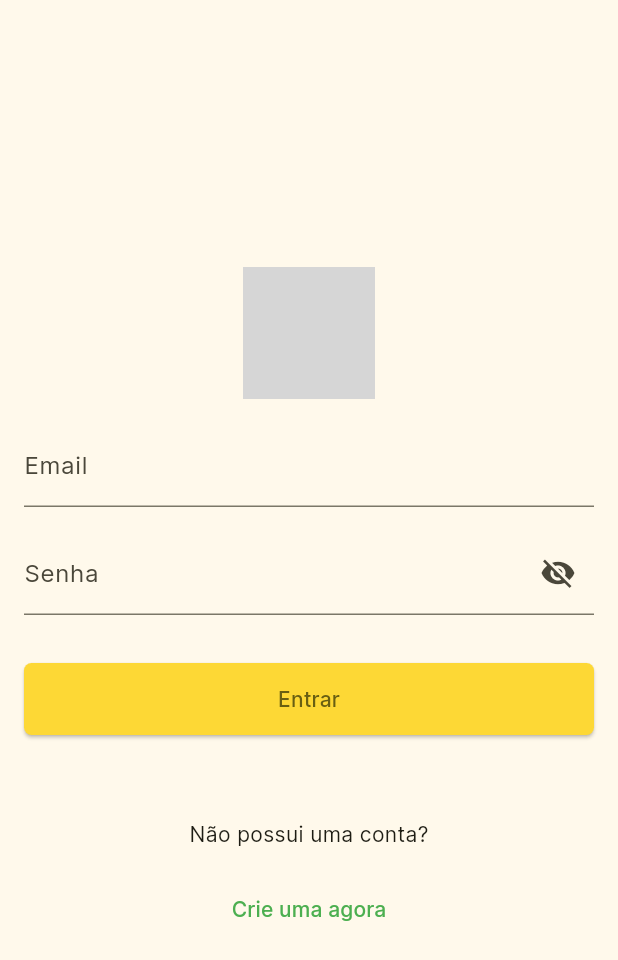
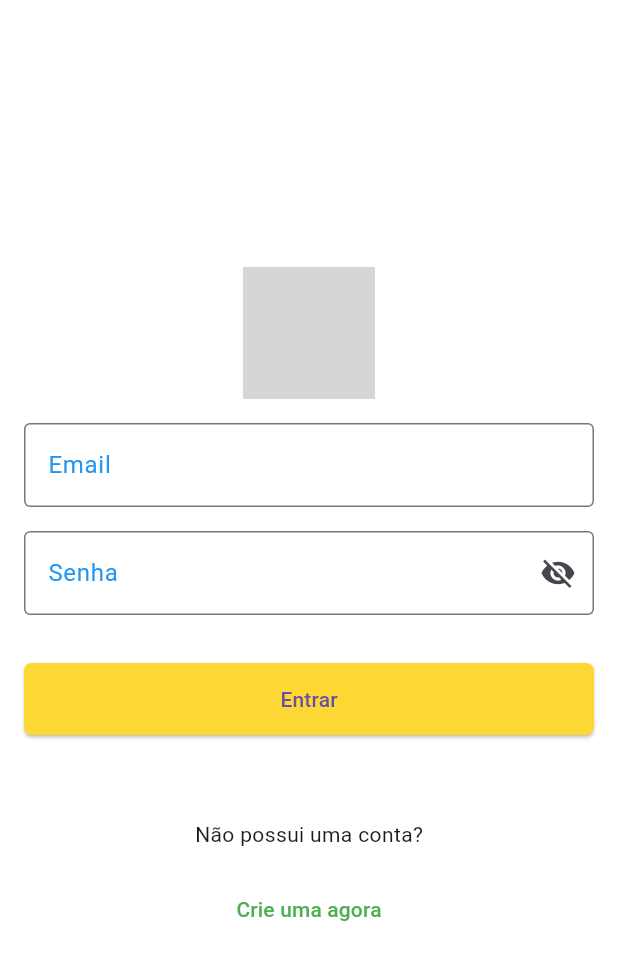
Before and after one commit to marcosmacedoo/app_contacts, a Flutter app: the screen it shows after launch, on a phone screen of 412 x 824 dp. Shown: the top 960 px of the screen. Run offline on Flutter 3.47's test engine with Material 2 defaults, Android fonts, the phone set to English and light mode, and no system bars; our stand-ins replace flutter_modular, flutter_secure_storage, geolocator, google_maps_flutter, sqflite; accounts and stored records are empty; network calls fail; grey boxes are pictures that could not be loaded.

```diff
--- /dev/null
+++ b/lib/app_widget.dart
@@ -0,0 +1,57 @@
+import 'package:flutter/material.dart';
+import 'package:flutter_modular/flutter_modular.dart';
+
+class AppWidget extends StatelessWidget {
+  const AppWidget({super.key});
+
+  @override
+  Widget build(BuildContext context) {
+    return MaterialApp.router(
+      title: 'App',
+      debugShowCheckedModeBanner: false,
+      theme: ThemeData(
+        scaffoldBackgroundColor: Colors.white,
+        useMaterial3: true,
+        appBarTheme: const AppBarTheme(
+            actionsIconTheme: IconThemeData(),
+            backgroundColor: Colors.yellow,
+            elevation: 0,
+            titleTextStyle: TextStyle(
+                color: Colors.black, fontWeight: FontWeight.w900, fontSize: 16),
+            centerTitle: true),
+        elevatedButtonTheme: const ElevatedButtonThemeData(
+            style: ButtonStyle(
+                backgroundColor: MaterialStatePropertyAll(Colors.blue),
+                shape: MaterialStatePropertyAll(RoundedRectangleBorder(
+                    borderRadius: BorderRadius.all(Radius.circular(1)))))),
+        buttonTheme: const ButtonThemeData(
+            shape: RoundedRectangleBorder(
+                borderRadius: BorderRadius.all(Radius.circular(1)))),
+        // Defina o tema personalizado para o TextField
+        inputDecorationTheme: const InputDecorationTheme(
+          border: OutlineInputBorder(),
+
+          // Define o estilo do rótulo (label) do TextField
+          labelStyle: TextStyle(
+            color: Colors.blue,
+          ),
+          // Define o estilo do texto do TextField
+          hintStyle: TextStyle(
+            color: Colors.grey,
+          ),
+          // Define a cor da borda do TextField
+
+          // Define a cor do foco da borda do TextField
+          focusedBorder: OutlineInputBorder(
+            borderSide: BorderSide(
+              color: Colors.blue,
+              width: 2.0,
+            ),
+          ),
+        ),
+      ),
+      routeInformationParser: Modular.routeInformationParser,
+      routerDelegate: Modular.routerDelegate,
+    );
+  }
+}
--- /dev/null
+++ b/lib/core/models/user.dart
@@ -0,0 +1,22 @@
+import 'dart:convert';
+
+class User {
+  final String id;
+  final String name;
+  final String email;
+  final String password;
+  User(
+      {required this.id,
+      required this.name,
+      required this.email,
+      required this.password});
+
+  Map<String, dynamic> toMap() {
+    return <String, dynamic>{
+      'id': id,
+      'name': name,
+      'email': email,
+      'password': password,
+    };
+  }
+}
--- /dev/null
+++ b/lib/core/services/secure_store.dart
@@ -0,0 +1,25 @@
+import 'package:flutter_secure_storage/flutter_secure_storage.dart';
+
+class SecureStorage {
+  final FlutterSecureStorage _storage = const FlutterSecureStorage(
+      aOptions: AndroidOptions(
+    encryptedSharedPreferences: true,
+  ));
+
+  SecureStorage();
+  Future<Map<String, String>> readAll() async {
+    return await _storage.readAll();
+  }
+
+  Future<String?> read(String key) async {
+    return await _storage.read(key: key);
+  }
+
+  Future<void> delete(String key) async {
+    await _storage.delete(key: key);
+  }
+
+  write(String key, String value) {
+    _storage.write(key: key, value: value);
+  }
+}
--- a/lib/pages/login.dart
+++ b/lib/pages/login.dart
@@ -1,27 +1,10 @@
+import 'package:app_contacts/controller/user_controller.dart';
 import 'package:app_contacts/core/components/input_large.dart';
 import 'package:app_contacts/core/components/primary_button.dart';
 import 'package:app_contacts/pages/create_user.dart';
 import 'package:app_contacts/pages/home.dart';
 import 'package:flutter/material.dart';
-
-class Login extends StatelessWidget {
-  const Login({super.key});
-
-  // This widget is the root of your application.
-  @override
-  Widget build(BuildContext context) {
-    return MaterialApp(
-      title: 'App',
-      theme: ThemeData(
-        fontFamily: 'Inter',
-        colorScheme: ColorScheme.fromSeed(seedColor: Colors.yellow),
-        useMaterial3: true,
-      ),
-      home: const LoginPage(),
-      debugShowCheckedModeBanner: false,
-    );
-  }
-}
+import 'package:flutter_modular/flutter_modular.dart';
 
 class LoginPage extends StatefulWidget {
   const LoginPage({super.key});
@@ -32,13 +15,12 @@ class LoginPage extends StatefulWidget {
 
 class _LoginPage extends State<LoginPage> {
   final TextEditingController _username = TextEditingController();
-  String _password = '';
+  final TextEditingController _password = TextEditingController();
   bool _isPasswordVisible = false;
+  final _controller = Modular.get<AuthController>();
 
-  void _singIn() {
-    Navigator.of(context).push(MaterialPageRoute(
-      builder: (context) => const HomeScreen(),
-    ));
+  void _singIn() async {
+    await _controller.logIn(_username.text, _password.text, context);
   }
 
   void _tooglePasswordVisibility() {
@@ -71,11 +53,11 @@ class _LoginPage extends State<LoginPage> {
                 Padding(
                   padding: const EdgeInsets.only(top: 16.0),
                   child: TextField(
+                      controller: _password,
                       keyboardType: TextInputType.visiblePassword,
                       obscureText: !_isPasswordVisible,
                       enableSuggestions: false,
                       autocorrect: false,
-                      onChanged: (value) => _password = value,
                       decoration: InputDecoration(
                           label: const Text("Senha"),
                           suffixIcon: IconButton(
--- a/pubspec.yaml
+++ b/pubspec.yaml
@@ -9,8 +9,12 @@ environment:
 dependencies:
   flutter:
     sdk: flutter
+  flutter_modular: ^5.0.3
+  flutter_secure_storage: ^8.0.0
   geolocator: ^9.0.2
   google_maps_flutter: ^2.3.0
+  sqflite: ^2.2.8+4
+  uuid: ^3.0.7
 
 dev_dependencies:
   flutter_test:
```
Also changed, not shown: lib/app_controller.dart (added, +16 -0 lines), lib/app_module.dart (added, +22 -0 lines), lib/controller/home_controller.dart (added, +18 -0 lines), lib/controller/user_controller.dart (added, +60 -0 lines), lib/core/config/database_config.dart (added, +8 -0 lines), lib/core/database/db.dart (added, +26 -0 lines), lib/core/database/models/user_repository.dart (added, +73 -0 lines), lib/main.dart (+6 -3 lines), lib/module/auth_module.dart (added, +19 -0 lines), lib/module/home_module.dart (added, +32 -0 lines), lib/pages/create_user.dart (+8 -1 lines), lib/pages/splash.dart (added, +30 -0 lines), lib/controller/loginController.dart (deleted), pubspec.lock, 5 other files.
